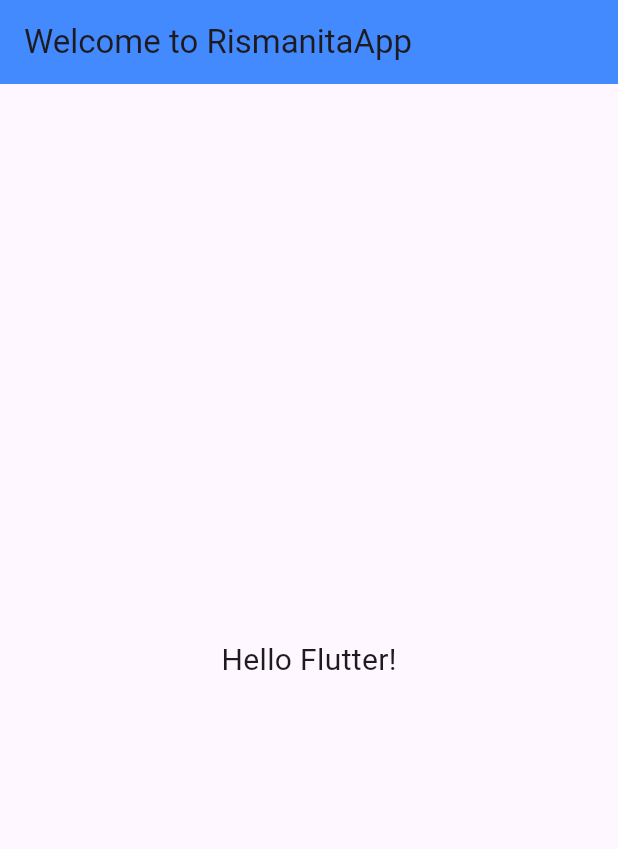
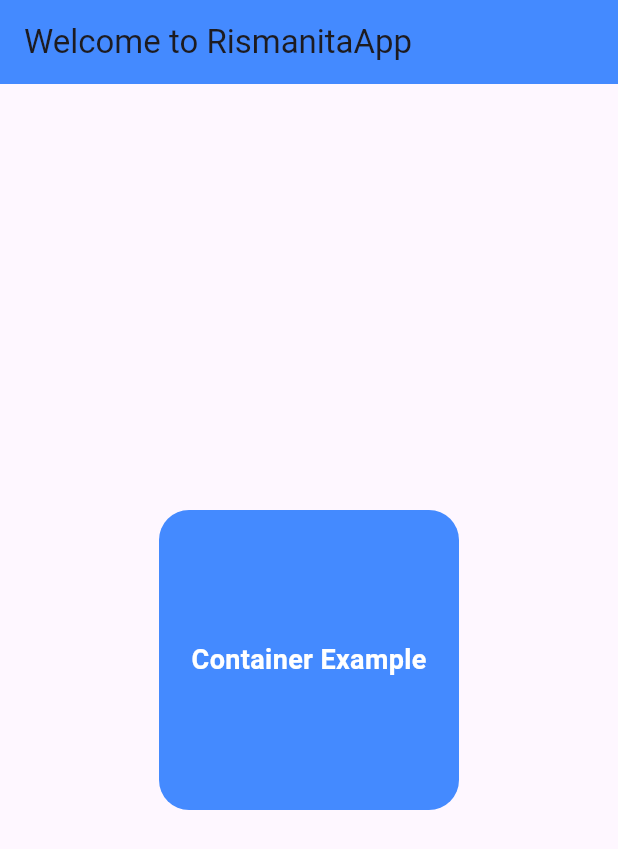
Before and after one commit to rismanitalst/rismanita_app, a Flutter app: the screen it shows after launch, on a phone screen of 412 x 824 dp. Shown: the top 849 px of the screen. Run offline on Flutter 3.47's test engine with Material 3 defaults, Android fonts, the phone set to English and light mode, and no system bars.

Commit message:
add container layout

```diff
--- a/lib/main.dart
+++ b/lib/main.dart
@@ -27,10 +27,23 @@
         title: const Text("Welcome to RismanitaApp"),
         backgroundColor: Colors.blueAccent,
       ),
-      body: const Center(
-        child: Text(
-          "Hello Flutter!",
-          style: TextStyle(fontSize: 20),
+      body: Center(
+        child: Container(
+          width: 200,
+          height: 200,
+          decoration: BoxDecoration(
+            color: Colors.blueAccent,
+            borderRadius: BorderRadius.circular(20),
+          ),
+          child: const Center(
+            child: Text(
+              "Container Example",
+              style: TextStyle(
+                  fontSize: 18,
+                  fontWeight: FontWeight.bold,
+                  color: Colors.white),
+            ),
+          ),
         ),
       ),
     );
```
